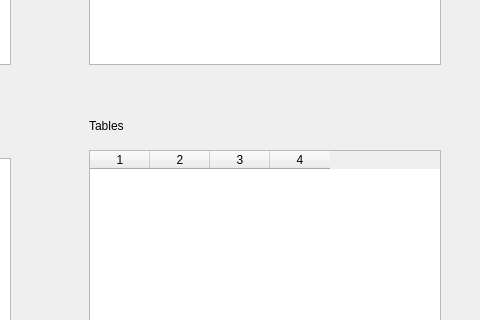
Before: the Qt Designer form code/sql/applications/insert_generator/mainwindow.ui in rodrigocanellas/tenacitas, drawn with Qt 5; both pictures show x 381 to 861 and y 132 to 452 of the 861 by 695 pixel window.
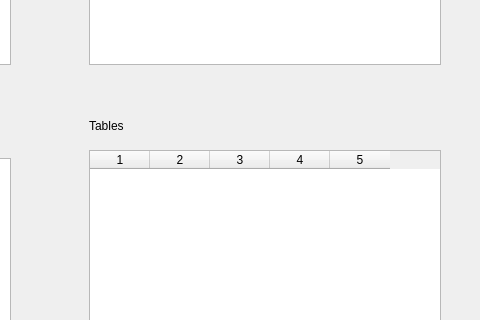
After: the same form once the commit is applied. Icons and pictures are not drawn.

```diff
--- a/code/sql/applications/insert_generator/mainwindow.ui
+++ b/code/sql/applications/insert_generator/mainwindow.ui
@@ -382,7 +382,7 @@
              <set>QAbstractItemView::NoEditTriggers</set>
             </property>
             <property name="columnCount">
-             <number>4</number>
+             <number>5</number>
             </property>
             <attribute name="horizontalHeaderDefaultSectionSize">
              <number>60</number>
@@ -394,6 +394,7 @@
             <column/>
             <column/>
             <column/>
+            <column/>
            </widget>
           </item>
           <item>
```
